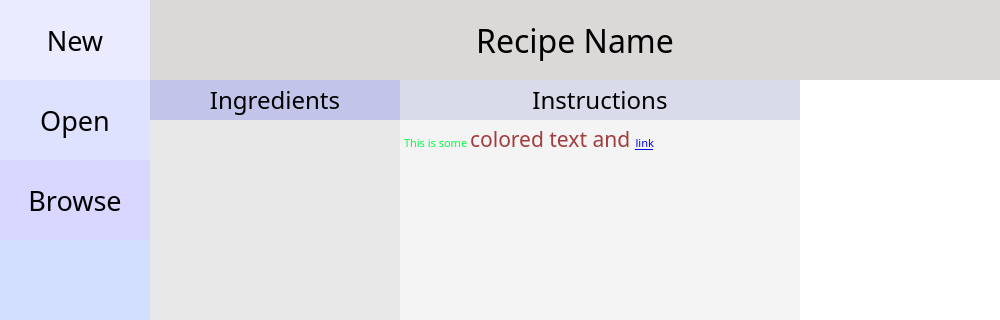
Above: gui/mainwindow.ui from andrewlalis/RecipeDB before the change; both pictures show x 0 to 1000 and y 0 to 320 of the 1000 by 500 pixel window. Below: the same form after it.
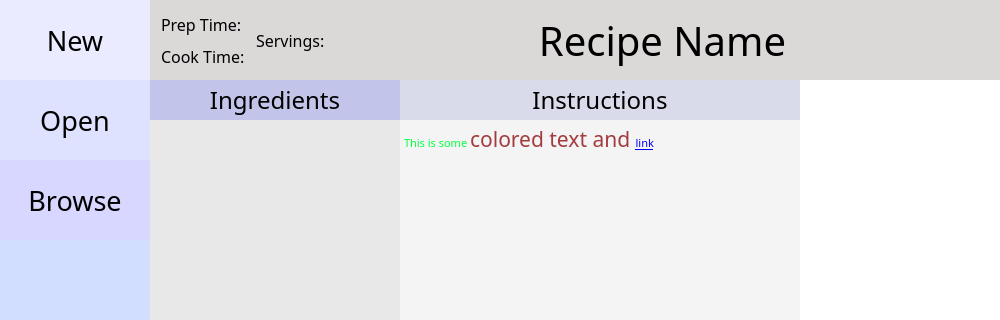
That is the form after the change. Icons and pictures are not drawn.

Commit message: Added extra stats to user interface.

```diff
--- a/gui/mainwindow.ui
+++ b/gui/mainwindow.ui
@@ -241,40 +241,181 @@
        <property name="bottomMargin">
         <number>0</number>
        </property>
-       <item alignment="Qt::AlignTop">
-        <widget class="QLabel" name="recipeNameLabel">
-         <property name="sizePolicy">
-          <sizepolicy hsizetype="Preferred" vsizetype="Fixed">
-           <horstretch>0</horstretch>
-           <verstretch>0</verstretch>
-          </sizepolicy>
-         </property>
-         <property name="minimumSize">
-          <size>
-           <width>0</width>
-           <height>80</height>
-          </size>
-         </property>
+       <item>
+        <widget class="QWidget" name="basicInfoPanel" native="true">
          <property name="font">
           <font>
-           <family>Noto Sans CJK KR Light</family>
-           <pointsize>24</pointsize>
            <weight>50</weight>
            <italic>false</italic>
            <bold>false</bold>
-           <stylestrategy>PreferAntialias</stylestrategy>
-           <kerning>true</kerning>
           </font>
          </property>
          <property name="styleSheet">
-          <string notr="true">background-color: rgb(219, 216, 216);</string>
+          <string notr="true">background-color: rgb(219, 216, 216);
+font: &quot;Noto Sans CJK KR&quot;;</string>
          </property>
-         <property name="text">
-          <string>Recipe Name</string>
-         </property>
-         <property name="alignment">
-          <set>Qt::AlignCenter</set>
-         </property>
+         <layout class="QHBoxLayout" name="horizontalLayout_3">
+          <property name="spacing">
+           <number>0</number>
+          </property>
+          <property name="leftMargin">
+           <number>0</number>
+          </property>
+          <property name="topMargin">
+           <number>0</number>
+          </property>
+          <property name="rightMargin">
+           <number>0</number>
+          </property>
+          <property name="bottomMargin">
+           <number>0</number>
+          </property>
+          <item alignment="Qt::AlignLeft">
+           <widget class="QWidget" name="basicInfoSubPanel" native="true">
+            <property name="font">
+             <font>
+              <family>Noto Sans CJK KR Light</family>
+             </font>
+            </property>
+            <layout class="QVBoxLayout" name="verticalLayout_4">
+             <item>
+              <widget class="QWidget" name="prepTimePanel" native="true">
+               <layout class="QHBoxLayout" name="horizontalLayout_4">
+                <property name="spacing">
+                 <number>0</number>
+                </property>
+                <property name="leftMargin">
+                 <number>0</number>
+                </property>
+                <property name="topMargin">
+                 <number>0</number>
+                </property>
+                <property name="rightMargin">
+                 <number>0</number>
+                </property>
+                <property name="bottomMargin">
+                 <number>0</number>
+                </property>
+                <item>
+                 <widget class="QLabel" name="prepTimeLabel">
+                  <property name="font">
+                   <font>
+                    <family>Noto Sans CJK KR Light</family>
+                    <pointsize>12</pointsize>
+                   </font>
+                  </property>
+                  <property name="text">
+                   <string>Prep Time:</string>
+                  </property>
+                 </widget>
+                </item>
+               </layout>
+              </widget>
+             </item>
+             <item>
+              <widget class="QWidget" name="cookTimePanel" native="true">
+               <layout class="QHBoxLayout" name="horizontalLayout_5">
+                <property name="spacing">
+                 <number>0</number>
+                </property>
+                <property name="leftMargin">
+                 <number>0</number>
+                </property>
+                <property name="topMargin">
+                 <number>0</number>
+                </property>
+                <property name="rightMargin">
+                 <number>0</number>
+                </property>
+                <property name="bottomMargin">
+                 <number>0</number>
+                </property>
+                <item>
+                 <widget class="QLabel" name="cookTimeLabel">
+                  <property name="font">
+                   <font>
+                    <family>Noto Sans CJK KR Light</family>
+                    <pointsize>12</pointsize>
+                   </font>
+                  </property>
+                  <property name="text">
+                   <string>Cook Time:</string>
+                  </property>
+                 </widget>
+                </item>
+               </layout>
+              </widget>
+             </item>
+            </layout>
+           </widget>
+          </item>
+          <item>
+           <widget class="QWidget" name="servingsPanel" native="true">
+            <layout class="QHBoxLayout" name="horizontalLayout_6">
+             <property name="spacing">
+              <number>0</number>
+             </property>
+             <property name="leftMargin">
+              <number>0</number>
+             </property>
+             <property name="topMargin">
+              <number>0</number>
+             </property>
+             <property name="rightMargin">
+              <number>0</number>
+             </property>
+             <property name="bottomMargin">
+              <number>0</number>
+             </property>
+             <item>
+              <widget class="QLabel" name="servingsLabel">
+               <property name="font">
+                <font>
+                 <family>Noto Sans CJK KR Light</family>
+                 <pointsize>12</pointsize>
+                </font>
+               </property>
+               <property name="text">
+                <string>Servings:</string>
+               </property>
+              </widget>
+             </item>
+            </layout>
+           </widget>
+          </item>
+          <item>
+           <widget class="QLabel" name="recipeNameLabel">
+            <property name="sizePolicy">
+             <sizepolicy hsizetype="Expanding" vsizetype="Fixed">
+              <horstretch>0</horstretch>
+              <verstretch>0</verstretch>
+             </sizepolicy>
+            </property>
+            <property name="minimumSize">
+             <size>
+              <width>0</width>
+              <height>80</height>
+             </size>
+            </property>
+            <property name="font">
+             <font>
+              <family>Noto Sans CJK KR Light</family>
+              <pointsize>30</pointsize>
+              <weight>50</weight>
+              <italic>false</italic>
+              <bold>false</bold>
+              <stylestrategy>PreferAntialias</stylestrategy>
+             </font>
+            </property>
+            <property name="text">
+             <string>Recipe Name</string>
+            </property>
+            <property name="alignment">
+             <set>Qt::AlignCenter</set>
+            </property>
+           </widget>
+          </item>
+         </layout>
         </widget>
        </item>
        <item>
```
Left out of the diff: 6 changed lines with no effect on the pictures. The commit also changes 3 other files.
